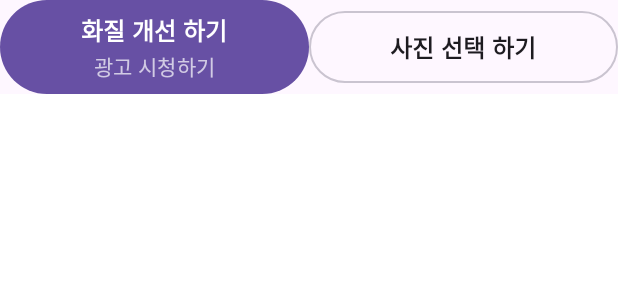
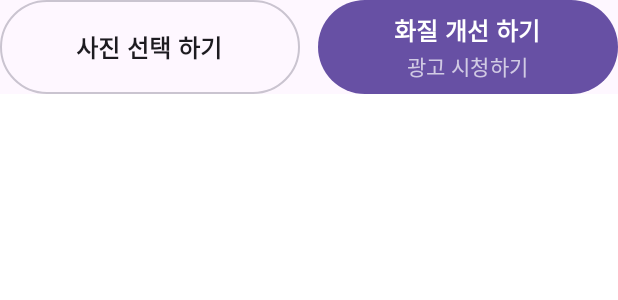
Before and after one commit to nosorae/simpleupscaler, an Android app built with Jetpack Compose: the @Preview function ButtonPreviews, on a phone screen of 412 x 824 dp. Shown: the top 300 px of the screen. Run offline under Robolectric (Android 15) with nearby library versions, the phone set to English and light mode, and no system bars.

Commit message:
feat: 버튼 height 맞추기 실험

```diff
--- a/app/src/main/java/com/yessorae/simpleupscaler/ui/components/Buttons.kt
+++ b/app/src/main/java/com/yessorae/simpleupscaler/ui/components/Buttons.kt
@@ -1,5 +1,6 @@
 package com.yessorae.simpleupscaler.ui.components
 
+import androidx.compose.foundation.layout.Arrangement
 import androidx.compose.foundation.layout.Column
 import androidx.compose.foundation.layout.IntrinsicSize
 import androidx.compose.foundation.layout.Row
@@ -17,9 +18,15 @@ import androidx.compose.material3.OutlinedButton
 import androidx.compose.material3.OutlinedCard
 import androidx.compose.material3.Text
 import androidx.compose.runtime.Composable
+import androidx.compose.runtime.getValue
+import androidx.compose.runtime.mutableStateOf
+import androidx.compose.runtime.remember
+import androidx.compose.runtime.setValue
 import androidx.compose.ui.Alignment
 import androidx.compose.ui.Modifier
 import androidx.compose.ui.graphics.Color
+import androidx.compose.ui.layout.onGloballyPositioned
+import androidx.compose.ui.platform.LocalDensity
 import androidx.compose.ui.res.stringResource
 import androidx.compose.ui.text.font.FontWeight
 import androidx.compose.ui.tooling.preview.Preview
@@ -72,15 +79,32 @@ fun OutlinedActionButton(modifier: Modifier = Modifier, text: String, onClick: (
 @Preview
 @Composable
 fun ButtonPreviews() {
+    var maxHeight by remember {
+        mutableStateOf(0.dp)
+    }
+    val density = LocalDensity.current
     BasePreview(spacedBy = Dimen.space_8) {
-        Row(verticalAlignment = Alignment.CenterVertically) {
-            ButtonWithAd(text = "화질 개선 하기", onClick = {}, modifier = Modifier.weight(1f))
+        Row(
+            verticalAlignment = Alignment.CenterVertically,
+            horizontalArrangement = Arrangement.spacedBy(Dimen.space_12)
+        ) {
             OutlinedActionButton(
                 text = "사진 선택 하기",
                 onClick = {},
                 modifier = Modifier
                     .weight(1f)
-                    .height(IntrinsicSize.Max)
+                    .height(maxHeight)
+            )
+            ButtonWithAd(
+                text = "화질 개선 하기",
+                onClick = {},
+                modifier = Modifier
+                    .weight(1f)
+                    .onGloballyPositioned {
+                        maxHeight = with(density) {
+                            it.size.height.toDp()
+                        }
+                    }
             )
         }
     }
```
